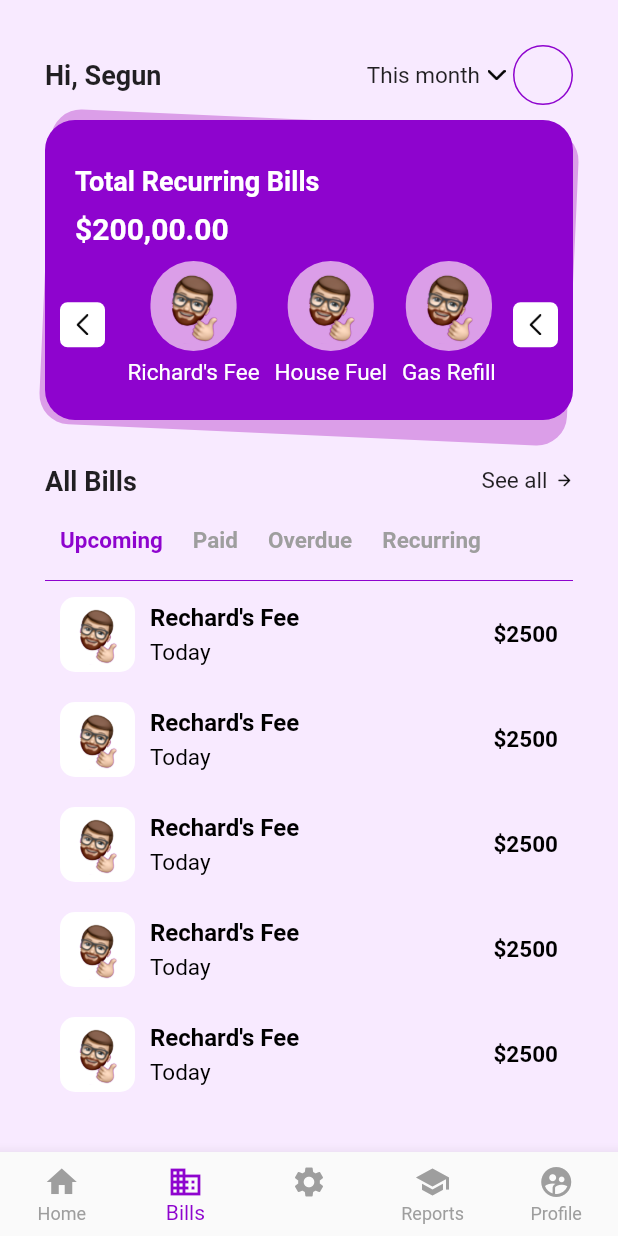
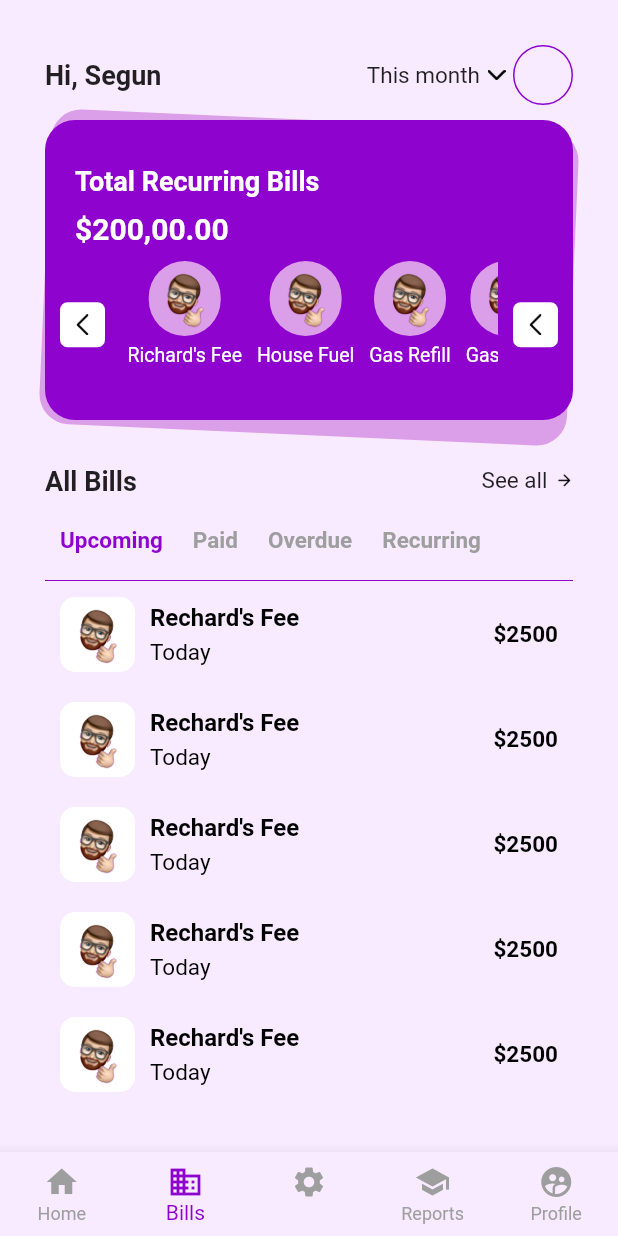
Before and after one commit to ChiragGajjar/PaymentReminder, a Flutter app: the TabBarScreen screen opened directly, item 2 of the bottom bar chosen, on a phone screen of 412 x 824 dp. Run offline on Flutter 3.47's test engine with Material 2 defaults, Android fonts, the phone set to English and light mode, and no system bars.

Commit message:
Add BG color

```diff
--- a/lib/Dashboard/dashboard.dart
+++ b/lib/Dashboard/dashboard.dart
@@ -175,7 +175,7 @@ class DashboardState extends State<Dashboard> {
                                             ),
                                             child: Image(
                                               image: AppImages.login_icon,
-                                              height: 50,
+                                              height: 40,
                                             ),
                                           ),
                                           SizedBox(
@@ -185,7 +185,7 @@ class DashboardState extends State<Dashboard> {
                                             child: Text(
                                               "Richard's Fee",
                                               style:
-                                              TextStyle(fontWeight: FontWeight.normal, fontSize: 15, color: Colors.white),
+                                              TextStyle(fontWeight: FontWeight.normal, fontSize: 13, color: Colors.white),
                                             ),
                                           ),
                                         ],
@@ -203,7 +203,7 @@ class DashboardState extends State<Dashboard> {
                                             ),
                                             child: Image(
                                               image: AppImages.login_icon,
-                                              height: 50,
+                                              height: 40,
                                               // width: 20,
                                             ),
                                           ),
@@ -214,7 +214,7 @@ class DashboardState extends State<Dashboard> {
                                             child: Text(
                                               "House Fuel",
                                               style:
-                                              TextStyle(fontWeight: FontWeight.normal, fontSize: 15, color: Colors.white),
+                                              TextStyle(fontWeight: FontWeight.normal, fontSize: 13, color: Colors.white),
                                             ),
                                           ),
                                         ],
@@ -232,7 +232,7 @@ class DashboardState extends State<Dashboard> {
                                             ),
                                             child: Image(
                                               image: AppImages.login_icon,
-                                              height: 50,
+                                              height: 40,
                                               // width: 20,
                                             ),
                                           ),
@@ -243,7 +243,7 @@ class DashboardState extends State<Dashboard> {
                                             child: Text(
                                               "Gas Refill",
                                               style:
-                                              TextStyle(fontWeight: FontWeight.normal, fontSize: 15, color: Colors.white),
+                                              TextStyle(fontWeight: FontWeight.normal, fontSize: 13, color: Colors.white),
                                             ),
                                           ),
                                         ],
@@ -261,7 +261,7 @@ class DashboardState extends State<Dashboard> {
                                             ),
                                             child: Image(
                                               image: AppImages.login_icon,
-                                              height: 50,
+                                              height: 40,
                                               // width: 20,
                                             ),
                                           ),
@@ -272,7 +272,7 @@ class DashboardState extends State<Dashboard> {
                                             child: Text(
                                               "Gas Refill",
                                               style:
-                                              TextStyle(fontWeight: FontWeight.normal, fontSize: 15, color: Colors.white),
+                                              TextStyle(fontWeight: FontWeight.normal, fontSize: 13, color: Colors.white),
                                             ),
                                           ),
                                         ],
--- a/lib/search_screen.dart
+++ b/lib/search_screen.dart
@@ -13,7 +13,9 @@ class _SearchScreenState extends State<SearchScreen> {
   int selectedIndex = 0;
   @override
   Widget build(BuildContext context) {
-    return SafeArea(
+    return Container(
+      color: Color(0xFFF8EAFF),
+      child: SafeArea(
         child: Container(
           margin: EdgeInsets.only(top: 30, left: 30, bottom: 5, right: 30),
           child: Column(
@@ -440,6 +442,7 @@ class _SearchScreenState extends State<SearchScreen> {
             ],
           ),
         ),
+      ),
     );
   }
 }
--- a/lib/tabbarController.dart
+++ b/lib/tabbarController.dart
@@ -19,6 +19,7 @@ class TabBarScreenState extends State<TabBarScreen> {
       resizeToAvoidBottomInset: false,
       body: _getBody(selectedIndex),
       bottomNavigationBar: BottomNavigationBar(
+        backgroundColor: Color(0xFFF8EAFF),
         items: const <BottomNavigationBarItem>[
           BottomNavigationBarItem(
             icon: Icon(Icons.home),
```
Lines whose indentation alone changed are shown as unchanged.
